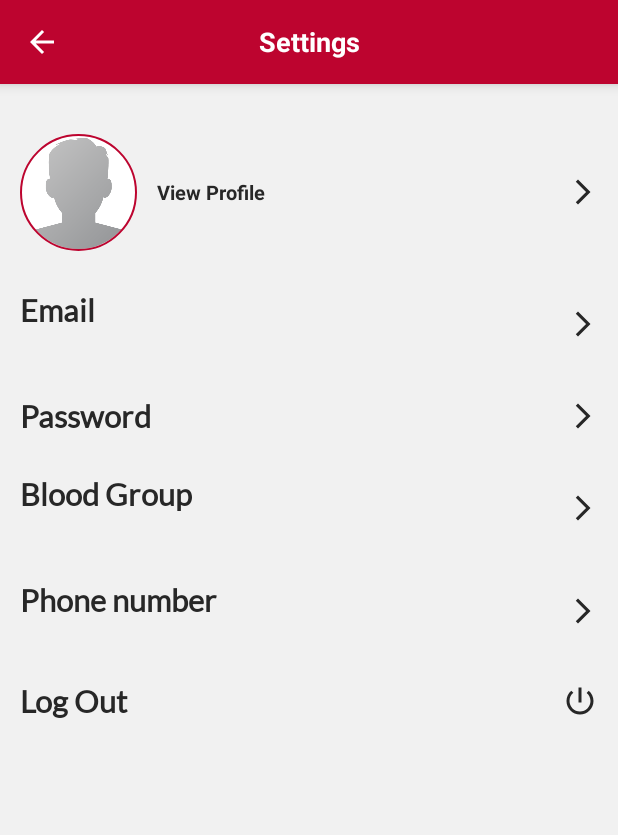
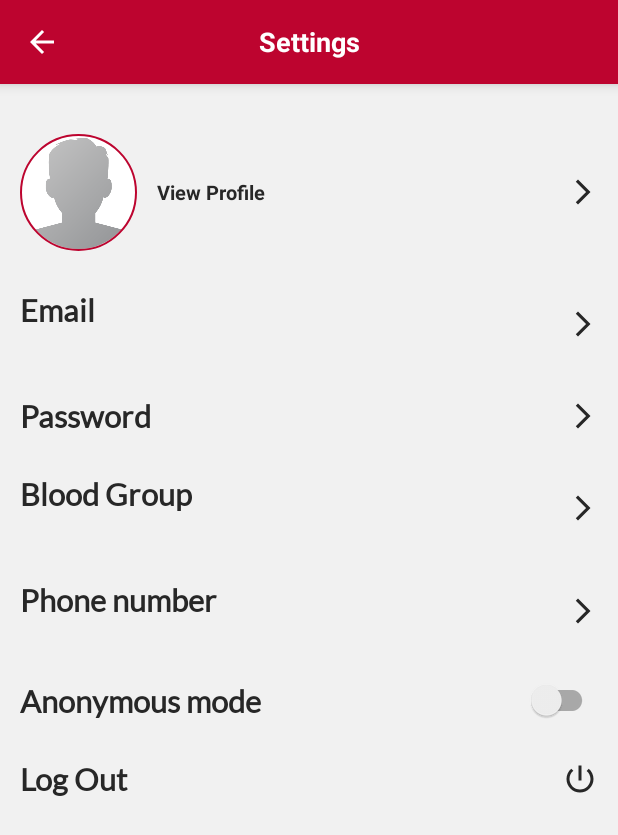
Before and after one commit to Elyes9918/BDA, an Android app: the SettingsActivity screen opened directly, with no data from a screen before it, on a phone screen of 412 x 824 dp. Shown: the top 835 px of the screen. Run offline under Robolectric (Android 15) with nearby library versions, the light colour scheme and no system bars; our stand-ins replace CircleImageView, Firebase (no records; nobody signed in at launch, a user with empty details on screens opened directly), sdp/ssp sizes; pictures from the network do not load.

Commit message:
Fixed Anonymous mode Text color

```diff
--- a/app/src/main/res/layout/activity_settings.xml
+++ b/app/src/main/res/layout/activity_settings.xml
@@ -224,7 +224,7 @@
         android:id="@+id/anonymousLayout"
         android:layout_width="match_parent"
         android:layout_height="wrap_content"
-        android:visibility="gone">
+        android:visibility="visible">
 
         <LinearLayout
             android:layout_width="match_parent"
@@ -236,7 +236,8 @@
                 android:layout_height="wrap_content"
                 android:text="@string/anonymous_mode"
                 android:textSize="@dimen/_16ssp"
-                android:textColor="@color/white"
+                android:fontFamily="@font/lato_regular"
+                android:textColor="@color/PrimaryText"
                 android:textStyle="bold"/>
         </LinearLayout>
 
```
